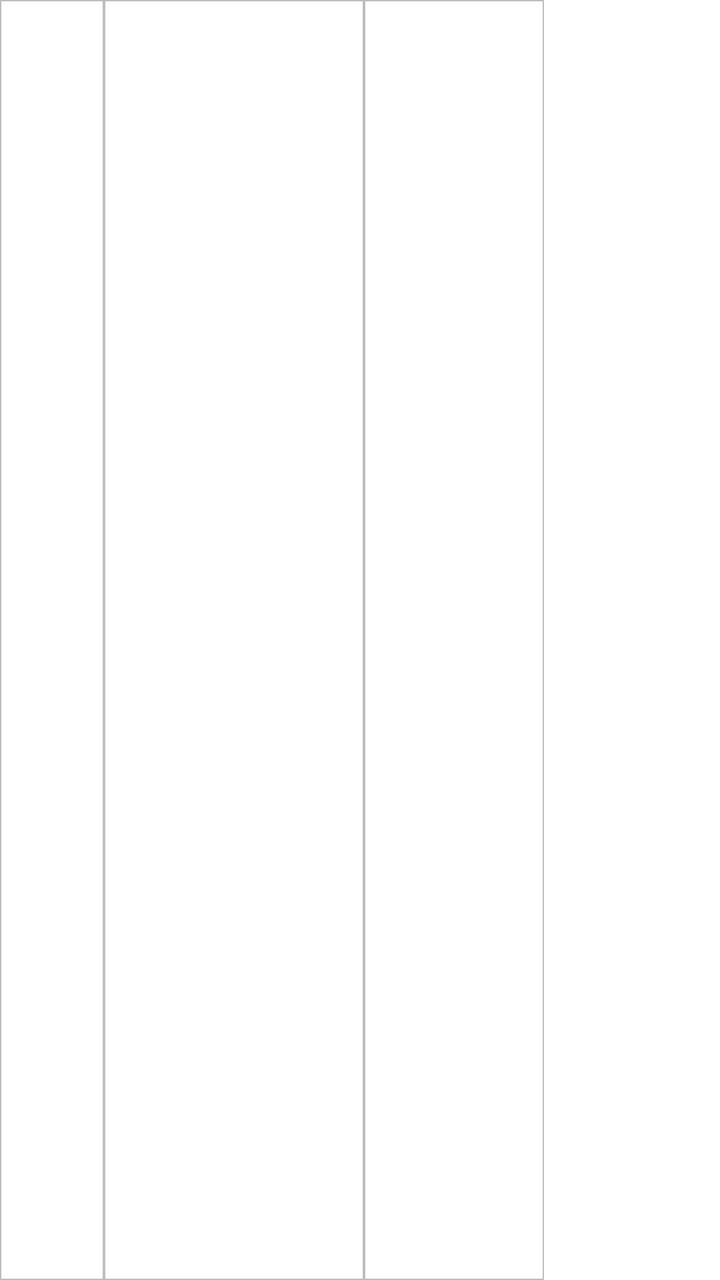
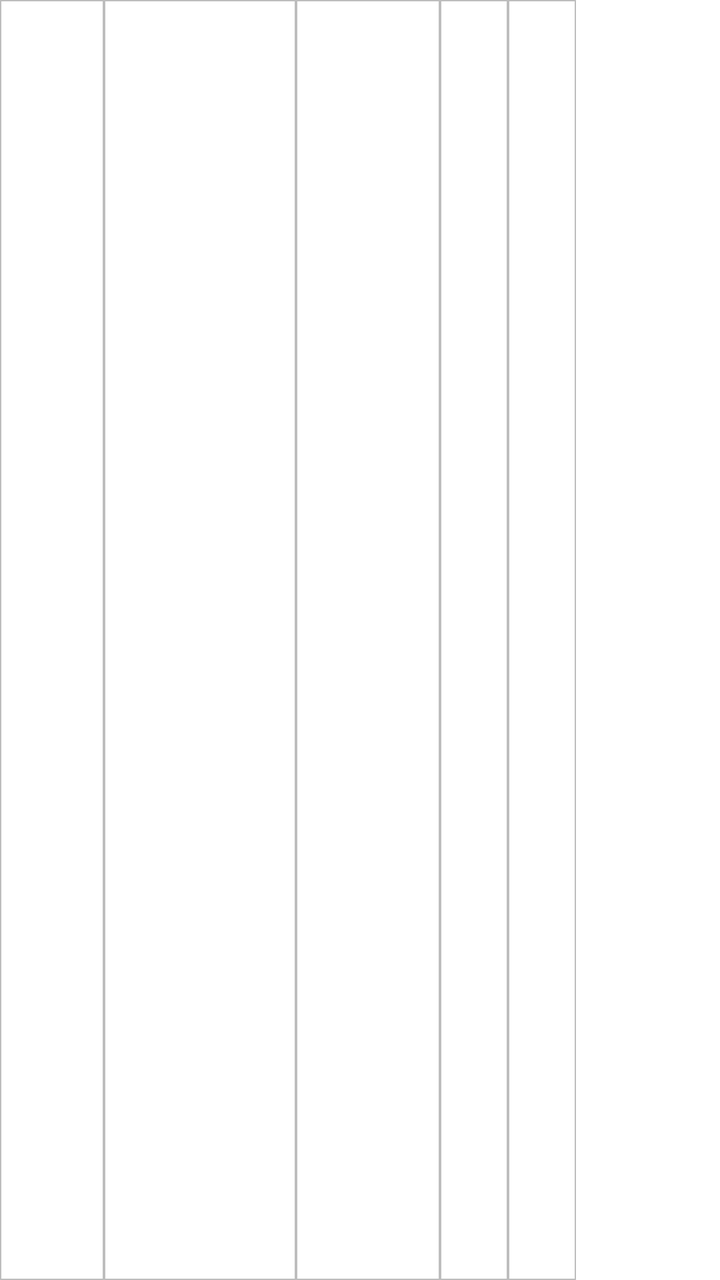

The first picture is an Android layout as it rendered before a commit; the second is the same layout after the commit. The layout source and the unified diff follow.
<!-- AndroidManifest.xml: application theme Theme.MyHrms -->
<!-- res/layout/item_emp_att_fixed.xml -->
<?xml version="1.0" encoding="utf-8"?>
<LinearLayout xmlns:android="http://schemas.android.com/apk/res/android"
    android:layout_width="wrap_content"
    android:layout_height="36dp"
    android:orientation="horizontal">

    <TextView android:id="@+id/tvCode"
        android:layout_width="52dp" android:layout_height="match_parent"
        android:gravity="center" android:textSize="11sp"
        android:textColor="@color/label_text"
        android:background="@drawable/table_cell_border"
        android:paddingStart="2dp" android:paddingEnd="2dp"
        android:ellipsize="end" android:maxLines="1" />

    <TextView android:id="@+id/tvName"
        android:layout_width="130dp" android:layout_height="match_parent"
        android:gravity="center_vertical" android:textSize="11sp"
        android:textColor="@color/label_text"
        android:background="@drawable/table_cell_border"
        android:paddingStart="4dp" android:paddingEnd="2dp"
        android:ellipsize="end" android:maxLines="1" />

    <TextView android:id="@+id/tvDept"
        android:layout_width="90dp" android:layout_height="match_parent"
        android:gravity="center" android:textSize="10sp"
        android:textColor="@color/hint_text"
        android:background="@drawable/table_cell_border"
        android:paddingStart="2dp" android:paddingEnd="2dp"
        android:ellipsize="end" android:maxLines="1" />
</LinearLayout>
<!-- resources referenced by this layout -->
<resources>
  <color name="hint_text">#AAAAAA</color>
  <color name="label_text">#222222</color>
  <!-- drawable table_cell_border (drawable) -->
  <?xml version="1.0" encoding="utf-8"?>
  <shape xmlns:android="http://schemas.android.com/apk/res/android">
      <solid android:color="#FFFFFF" />
      <stroke android:width="0.5dp" android:color="#BDBDBD" />
  </shape>
  <style name="Theme.MyHrms" parent="Theme.MaterialComponents.DayNight.NoActionBar">
          
          <item name="colorPrimary">@color/toolbar_dark_blue</item>
          <item name="colorPrimaryVariant">@color/toolbar_dark_blue</item>
          <item name="colorOnPrimary">@color/white</item>
          
          <item name="colorSecondary">@color/teal_200</item>
          <item name="colorSecondaryVariant">@color/teal_700</item>
          <item name="colorOnSecondary">@color/black</item>
          
          <item name="android:statusBarColor">@color/toolbar_dark_blue</item>
          
      </style>
  <color name="toolbar_dark_blue">#1B4332</color>
  <color name="white">#FFFFFFFF</color>
  <color name="teal_200">#FF03DAC5</color>
  <color name="teal_700">#FF018786</color>
  <color name="black">#FF000000</color>
</resources>

<!-- the commit's change to res/layout/item_emp_att_fixed.xml (unified diff, before → after) -->
@@ -13,7 +13,7 @@
         android:ellipsize="end" android:maxLines="1" />
 
     <TextView android:id="@+id/tvName"
-        android:layout_width="130dp" android:layout_height="match_parent"
+        android:layout_width="96dp" android:layout_height="match_parent"
         android:gravity="center_vertical" android:textSize="11sp"
         android:textColor="@color/label_text"
         android:background="@drawable/table_cell_border"
@@ -21,10 +21,24 @@
         android:ellipsize="end" android:maxLines="1" />
 
     <TextView android:id="@+id/tvDept"
-        android:layout_width="90dp" android:layout_height="match_parent"
+        android:layout_width="72dp" android:layout_height="match_parent"
         android:gravity="center" android:textSize="10sp"
         android:textColor="@color/hint_text"
         android:background="@drawable/table_cell_border"
         android:paddingStart="2dp" android:paddingEnd="2dp"
         android:ellipsize="end" android:maxLines="1" />
+
+    <TextView android:id="@+id/tvShift"
+        android:layout_width="34dp" android:layout_height="match_parent"
+        android:gravity="center" android:textSize="10sp"
+        android:textColor="@color/hint_text"
+        android:background="@drawable/table_cell_border"
+        android:ellipsize="end" android:maxLines="1" />
+
+    <TextView android:id="@+id/tvType"
+        android:layout_width="34dp" android:layout_height="match_parent"
+        android:gravity="center" android:textSize="10sp"
+        android:textColor="@color/label_text"
+        android:background="@drawable/table_cell_border"
+        android:ellipsize="end" android:maxLines="1" />
 </LinearLayout>
<!-- resource entries referenced after the edit -->
@@ -5,7 +5,7 @@
   <!-- drawable table_cell_border (drawable) -->
   <?xml version="1.0" encoding="utf-8"?>
   <shape xmlns:android="http://schemas.android.com/apk/res/android">
-      <solid android:color="#FFFFFF" />
+      <solid android:color="@android:color/transparent" />
       <stroke android:width="0.5dp" android:color="#BDBDBD" />
   </shape>
   <style name="Theme.MyHrms" parent="Theme.MaterialComponents.DayNight.NoActionBar">
